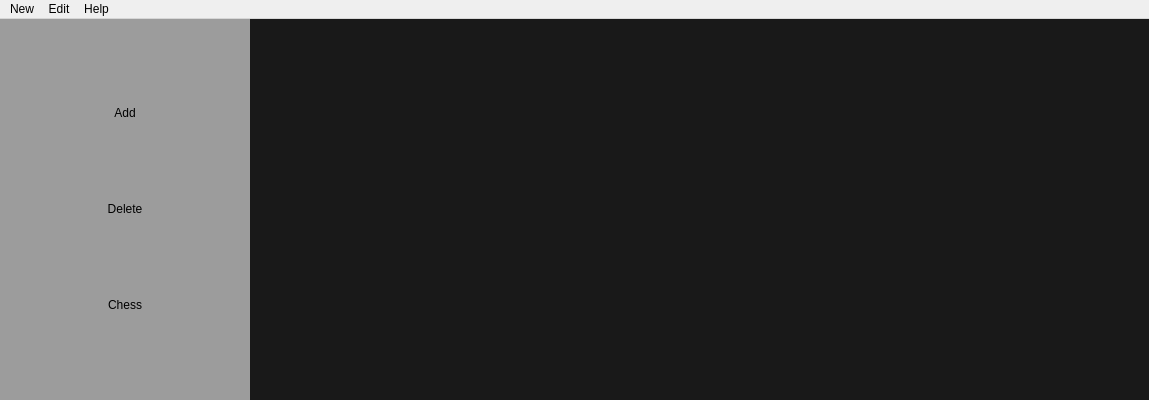
First picture: the form in PWManager/mainpasswordmenu.ui, repository laramirezmancill0207/Game-Password-Manager, before the edit.
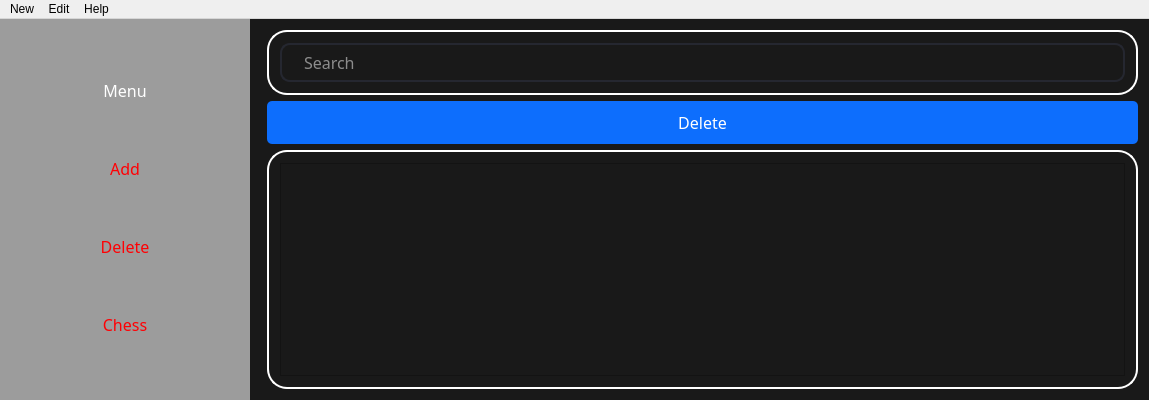
Second picture: the form after the edit. The open tabs and pages were chosen to show the change.

```diff
--- a/PWManager/mainpasswordmenu.ui
+++ b/PWManager/mainpasswordmenu.ui
@@ -123,11 +123,43 @@
 QPushButton
 {
 	border: none;
+	color: rgb(255, 0, 4);
 }</string>
       </property>
       <layout class="QVBoxLayout" name="verticalLayout">
+       <property name="sizeConstraint">
+        <enum>QLayout::SetDefaultConstraint</enum>
+       </property>
+       <item>
+        <widget class="QLabel" name="label_7">
+         <property name="sizePolicy">
+          <sizepolicy hsizetype="Preferred" vsizetype="Fixed">
+           <horstretch>0</horstretch>
+           <verstretch>0</verstretch>
+          </sizepolicy>
+         </property>
+         <property name="font">
+          <font>
+           <family>Lucida Sans Unicode</family>
+           <pointsize>12</pointsize>
+          </font>
+         </property>
+         <property name="text">
+          <string>Menu</string>
+         </property>
+         <property name="alignment">
+          <set>Qt::AlignCenter</set>
+         </property>
+        </widget>
+       </item>
        <item>
         <widget class="QPushButton" name="addMenu">
+         <property name="font">
+          <font>
+           <family>Lucida Sans Unicode</family>
+           <pointsize>12</pointsize>
+          </font>
+         </property>
          <property name="cursor">
           <cursorShape>PointingHandCursor</cursorShape>
          </property>
@@ -138,6 +170,12 @@
        </item>
        <item>
         <widget class="QPushButton" name="deleteMenu">
+         <property name="font">
+          <font>
+           <family>Lucida Sans Unicode</family>
+           <pointsize>12</pointsize>
+          </font>
+         </property>
          <property name="cursor">
           <cursorShape>PointingHandCursor</cursorShape>
          </property>
@@ -148,6 +186,12 @@
        </item>
        <item>
         <widget class="QPushButton" name="chessMenu">
+         <property name="font">
+          <font>
+           <family>Lucida Sans Unicode</family>
+           <pointsize>12</pointsize>
+          </font>
+         </property>
          <property name="cursor">
           <cursorShape>PointingHandCursor</cursorShape>
          </property>
@@ -434,7 +478,84 @@
         </item>
        </layout>
       </widget>
-      <widget class="QWidget" name="Page2"/>
+      <widget class="QWidget" name="Page2">
+       <layout class="QVBoxLayout" name="verticalLayout_3">
+        <item>
+         <widget class="QFrame" name="frame_5">
+          <property name="frameShape">
+           <enum>QFrame::StyledPanel</enum>
+          </property>
+          <property name="frameShadow">
+           <enum>QFrame::Raised</enum>
+          </property>
+          <layout class="QHBoxLayout" name="horizontalLayout_6">
+           <item>
+            <widget class="QLineEdit" name="searchBar2">
+             <property name="font">
+              <font>
+               <family>Lucida Sans Unicode</family>
+               <pointsize>12</pointsize>
+              </font>
+             </property>
+             <property name="placeholderText">
+              <string>Search</string>
+             </property>
+            </widget>
+           </item>
+          </layout>
+         </widget>
+        </item>
+        <item>
+         <widget class="QPushButton" name="pushButton">
+          <property name="font">
+           <font>
+            <family>Lucida Sans Unicode</family>
+            <pointsize>12</pointsize>
+           </font>
+          </property>
+          <property name="cursor">
+           <cursorShape>PointingHandCursor</cursorShape>
+          </property>
+          <property name="styleSheet">
+           <string notr="true">QPushButton
+{
+	color: #FFF;
+	background-color: #0d6efd;
+	border-radius: 5px;
+	padding: 10px
+}
+QPushButton:hover
+{
+	background-color: #0055ff;
+}
+QPushButton:pressed
+{
+	border: 4px solid #98c1fe;
+}</string>
+          </property>
+          <property name="text">
+           <string>Delete</string>
+          </property>
+         </widget>
+        </item>
+        <item>
+         <widget class="QFrame" name="frame_4">
+          <property name="frameShape">
+           <enum>QFrame::StyledPanel</enum>
+          </property>
+          <property name="frameShadow">
+           <enum>QFrame::Raised</enum>
+          </property>
+          <layout class="QHBoxLayout" name="horizontalLayout_7">
+           <item>
+            <widget class="QTableView" name="tableView_2"/>
+           </item>
+          </layout>
+         </widget>
+        </item>
+       </layout>
+      </widget>
+      <widget class="QWidget" name="Page3"/>
      </widget>
     </item>
    </layout>
```
Left out of the diff: 1 changed line with no effect on the pictures.
